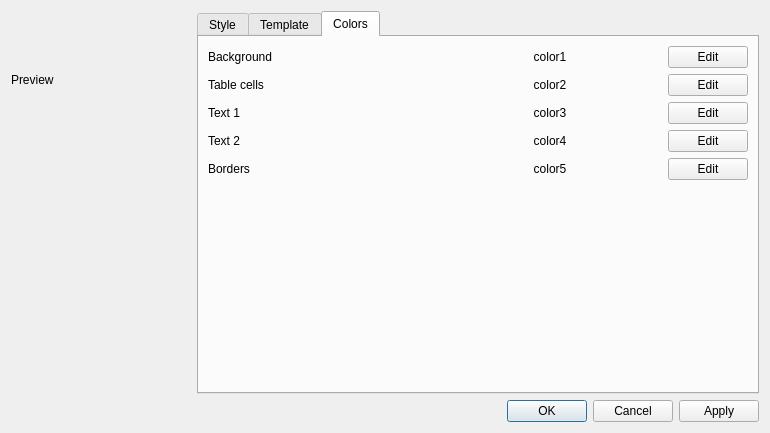
subsurface/subsurface, file qt-ui/templateedit.ui: the form before one commit.
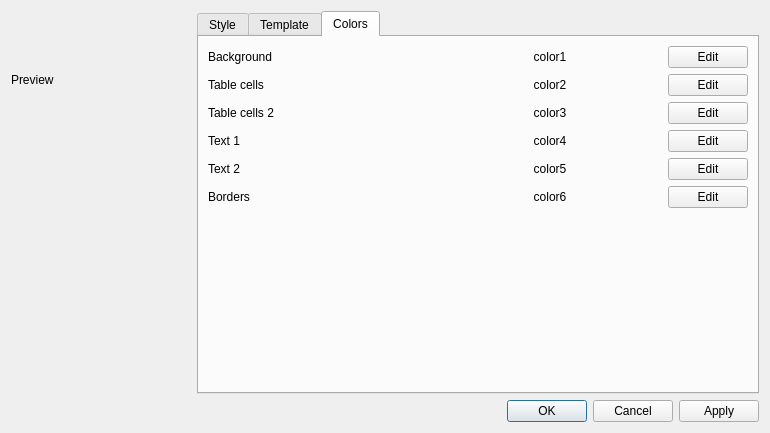
The form after the commit. The open tabs and pages were chosen to show the change.

Commit message:
Printing: add another color in color palettes
Add another color 'Table cells 2' to the color palette, make all the
backgrounds solid white by default.

The edit to the form file:
```diff
--- a/qt-ui/templateedit.ui
+++ b/qt-ui/templateedit.ui
@@ -347,9 +347,9 @@
             </layout>
            </item>
            <item>
-            <layout class="QHBoxLayout" name="horizontalLayout_7">
+            <layout class="QHBoxLayout" name="horizontalLayout_13">
              <item>
-              <widget class="QLabel" name="label_7">
+              <widget class="QLabel" name="label_6">
                <property name="sizePolicy">
                 <sizepolicy hsizetype="MinimumExpanding" vsizetype="Preferred">
                  <horstretch>0</horstretch>
@@ -357,7 +357,7 @@
                 </sizepolicy>
                </property>
                <property name="text">
-                <string>Text 1</string>
+                <string>Table cells 2</string>
                </property>
               </widget>
              </item>
@@ -387,9 +387,9 @@
             </layout>
            </item>
            <item>
-            <layout class="QHBoxLayout" name="horizontalLayout_9">
+            <layout class="QHBoxLayout" name="horizontalLayout_7">
              <item>
-              <widget class="QLabel" name="label_11">
+              <widget class="QLabel" name="label_7">
                <property name="sizePolicy">
                 <sizepolicy hsizetype="MinimumExpanding" vsizetype="Preferred">
                  <horstretch>0</horstretch>
@@ -397,7 +397,7 @@
                 </sizepolicy>
                </property>
                <property name="text">
-                <string>Text 2</string>
+                <string>Text 1</string>
                </property>
               </widget>
              </item>
@@ -427,9 +427,9 @@
             </layout>
            </item>
            <item>
-            <layout class="QHBoxLayout" name="horizontalLayout_6">
+            <layout class="QHBoxLayout" name="horizontalLayout_9">
              <item>
-              <widget class="QLabel" name="label_4">
+              <widget class="QLabel" name="label_11">
                <property name="sizePolicy">
                 <sizepolicy hsizetype="MinimumExpanding" vsizetype="Preferred">
                  <horstretch>0</horstretch>
@@ -437,7 +437,7 @@
                 </sizepolicy>
                </property>
                <property name="text">
-                <string>Borders</string>
+                <string>Text 2</string>
                </property>
               </widget>
              </item>
@@ -466,6 +466,46 @@
              </item>
             </layout>
            </item>
+           <item>
+            <layout class="QHBoxLayout" name="horizontalLayout_6">
+             <item>
+              <widget class="QLabel" name="label_4">
+               <property name="sizePolicy">
+                <sizepolicy hsizetype="MinimumExpanding" vsizetype="Preferred">
+                 <horstretch>0</horstretch>
+                 <verstretch>0</verstretch>
+                </sizepolicy>
+               </property>
+               <property name="text">
+                <string>Borders</string>
+               </property>
+              </widget>
+             </item>
+             <item>
+              <widget class="QLabel" name="colorLable6">
+               <property name="sizePolicy">
+                <sizepolicy hsizetype="MinimumExpanding" vsizetype="Preferred">
+                 <horstretch>0</horstretch>
+                 <verstretch>0</verstretch>
+                </sizepolicy>
+               </property>
+               <property name="text">
+                <string>color6</string>
+               </property>
+               <property name="alignment">
+                <set>Qt::AlignCenter</set>
+               </property>
+              </widget>
+             </item>
+             <item>
+              <widget class="QPushButton" name="editButton6">
+               <property name="text">
+                <string>Edit</string>
+               </property>
+              </widget>
+             </item>
+            </layout>
+           </item>
            <item>
             <spacer name="verticalSpacer_2">
              <property name="orientation">
```
The commit also changes 4 other files.
